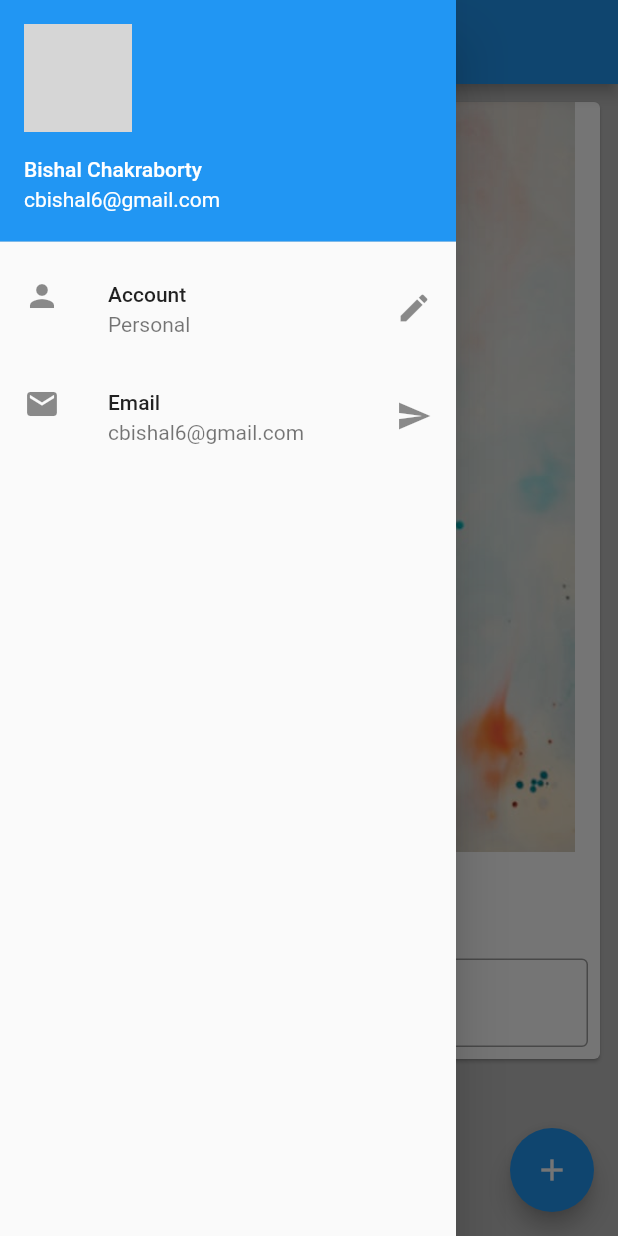
After one commit to iamBishalChakraborty/Flutter, a Flutter app: the screen it shows after launch, with the side drawer open, on a phone screen of 412 x 824 dp. The commit adds this screen. Run offline on Flutter 3.47's test engine with Material 2 defaults, Android fonts, the phone set to English and light mode, and no system bars; network calls fail; grey boxes are pictures that could not be loaded.

Commit message:
code formatted

```diff
--- /dev/null
+++ b/lib/drawer.dart
@@ -0,0 +1,32 @@
+import 'package:flutter/material.dart';
+
+class MyDrawer extends StatelessWidget {
+  @override
+  Widget build(BuildContext context) {
+    return Drawer(
+        child: ListView(
+          children: < Widget > [
+            UserAccountsDrawerHeader(
+              accountName: Text("Bishal Chakraborty"),
+              accountEmail: Text("cbishal6@gmail.com"),
+              currentAccountPicture: CircleAvatar(
+                backgroundImage: NetworkImage("https://iambishalchakraborty.github.io/assets/IMG_1286p.png"),
+              ),
+            ),
+            ListTile(
+              leading: Icon(Icons.person),
+              title: Text("Account"),
+              subtitle: Text("Personal"),
+              trailing: Icon(Icons.edit),
+            ),
+            ListTile(
+              leading: Icon(Icons.mail),
+              title: Text("Email"),
+              subtitle: Text("cbishal6@gmail.com"),
+              trailing: Icon(Icons.send),
+            )
+          ],
+        ),
+      );
+  }
+}
--- /dev/null
+++ b/lib/homepage/changeNameCard.dart
@@ -0,0 +1,42 @@
+import 'package:flutter/material.dart';
+
+class ChangeNameCard extends StatelessWidget {
+  const ChangeNameCard({
+    Key key,
+    @required this.myText,
+    @required TextEditingController textEditingController,
+  }) : _textEditingController = textEditingController, super(key: key);
+
+  final String myText;
+  final TextEditingController _textEditingController;
+
+  @override
+  Widget build(BuildContext context) {
+    return Column(
+      children: < Widget > [
+        Image.asset("assets/bg.jpeg", fit: BoxFit.cover, height: 500, ),
+        SizedBox(
+          height: 20,
+        ),
+        Text(myText, style: TextStyle(
+          fontSize: 20,
+          fontWeight: FontWeight.bold,
+        ), ),
+        SizedBox(
+          height: 20,
+        ),
+        Padding(
+          padding: const EdgeInsets.all(8.0),
+            child: TextField(
+              controller: _textEditingController,
+              decoration: InputDecoration(
+                hintText: "Enter Anything",
+                labelText: "Name",
+                border: OutlineInputBorder()
+              ),
+            ),
+        )
+      ],
+    );
+  }
+}
--- /dev/null
+++ b/lib/homepage/homePage.dart
@@ -0,0 +1,47 @@
+import 'package:flutter/material.dart';
+import 'package:flutter_learn/drawer.dart';
+import 'package:flutter_learn/homepage/changeNameCard.dart';
+import 'package:http/http.dart' as http;
+
+class HomePage extends StatefulWidget {
+  @override
+  _HomePageState createState() => _HomePageState();
+}
+
+class _HomePageState extends State < HomePage > {
+
+  TextEditingController _textEditingController = TextEditingController();
+  var myText = "Change Me";
+
+  @override
+  void initState() {
+    super.initState();
+  }
+
+  @override
+  Widget build(BuildContext context) {
+    return Scaffold(
+      backgroundColor: Colors.grey[400],
+      appBar: AppBar(
+        title: Text('My New Application'),
+      ),
+      body: Container(
+        child: Padding(
+          padding: const EdgeInsets.all(8.0),
+            child: Card(
+              child: SingleChildScrollView(
+                child: ChangeNameCard(myText: myText, textEditingController: _textEditingController),
+              ),
+            ),
+        ),
+      ),
+      floatingActionButton:
+      FloatingActionButton(onPressed: (){
+        setState(() {
+              myText = _textEditingController.text;
+        });
+      }, child: Icon(Icons.add)),
+      drawer: MyDrawer(),
+    );
+  }
+}
```
Also changed, not shown: lib/main.dart (+1 -93 lines).
